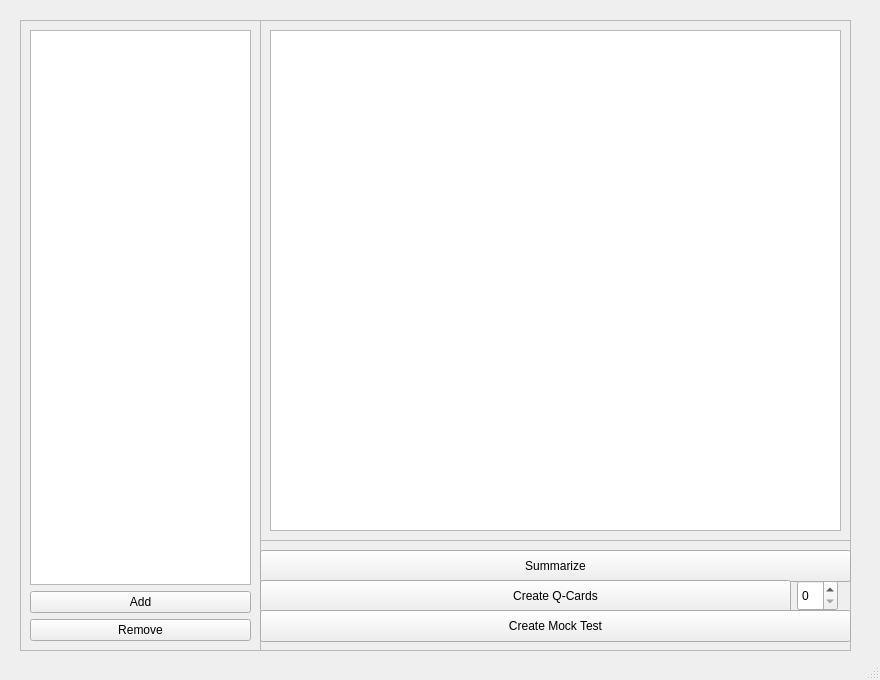
Qt form window.ui (DanialMcIntyre/ChatGPT-Study) before a commit.
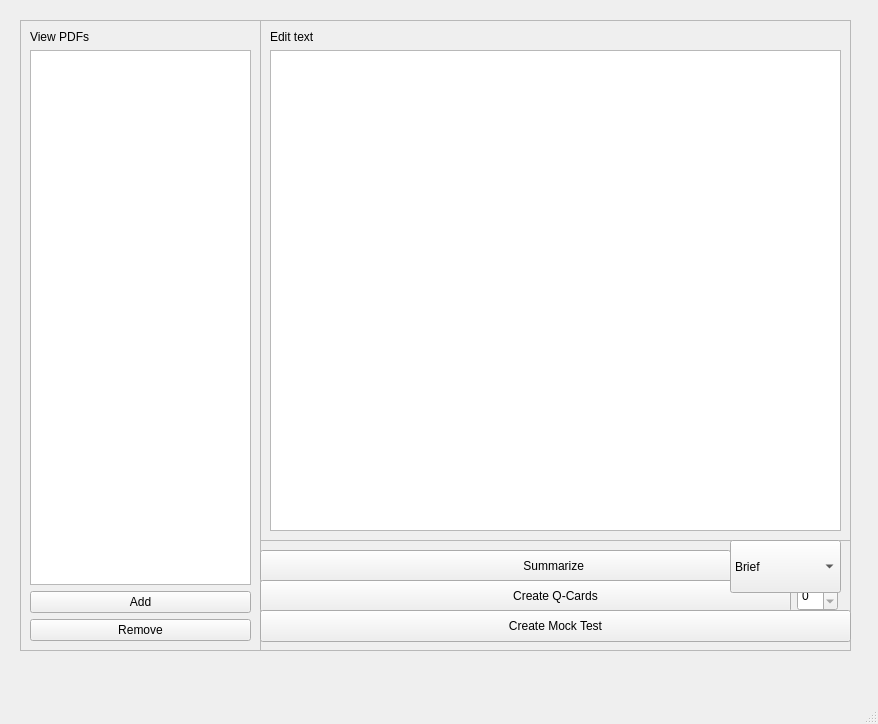
The same form after that commit.

Commit message: Can edit the text shown, added complexities to summary

The edit to the form file:
```diff
--- a/window.ui
+++ b/window.ui
@@ -6,8 +6,8 @@
    <rect>
     <x>0</x>
     <y>0</y>
-    <width>880</width>
-    <height>680</height>
+    <width>878</width>
+    <height>724</height>
    </rect>
   </property>
   <property name="windowTitle">
@@ -30,6 +30,13 @@
      <enum>QFrame::Raised</enum>
     </property>
     <layout class="QVBoxLayout" name="verticalLayout_2">
+     <item>
+      <widget class="QLabel" name="label">
+       <property name="text">
+        <string>View PDFs</string>
+       </property>
+      </widget>
+     </item>
      <item>
       <widget class="QListWidget" name="listPDF"/>
      </item>
@@ -65,8 +72,18 @@
      <enum>QFrame::Raised</enum>
     </property>
     <layout class="QVBoxLayout" name="verticalLayout">
+     <item>
+      <widget class="QLabel" name="label_2">
+       <property name="text">
+        <string>Edit text</string>
+       </property>
+      </widget>
+     </item>
      <item>
       <widget class="QTextBrowser" name="showText">
+       <property name="readOnly">
+        <bool>false</bool>
+       </property>
        <property name="html">
         <string>&lt;!DOCTYPE HTML PUBLIC &quot;-//W3C//DTD HTML 4.0//EN&quot; &quot;http://www.w3.org/TR/REC-html40/strict.dtd&quot;&gt;
 &lt;html&gt;&lt;head&gt;&lt;meta name=&quot;qrichtext&quot; content=&quot;1&quot; /&gt;&lt;style type=&quot;text/css&quot;&gt;
@@ -98,12 +115,12 @@
       <rect>
        <x>0</x>
        <y>10</y>
-       <width>591</width>
+       <width>471</width>
        <height>32</height>
       </rect>
      </property>
      <property name="text">
-      <string>Summarize</string>
+      <string>                                   Summarize</string>
      </property>
     </widget>
     <widget class="QPushButton" name="buttonCard">
@@ -145,6 +162,31 @@
       <number>50</number>
      </property>
     </widget>
+    <widget class="QComboBox" name="summarizeType">
+     <property name="geometry">
+      <rect>
+       <x>470</x>
+       <y>0</y>
+       <width>111</width>
+       <height>53</height>
+      </rect>
+     </property>
+     <item>
+      <property name="text">
+       <string>Brief</string>
+      </property>
+     </item>
+     <item>
+      <property name="text">
+       <string>Detailed</string>
+      </property>
+     </item>
+     <item>
+      <property name="text">
+       <string>In Depth</string>
+      </property>
+     </item>
+    </widget>
    </widget>
   </widget>
   <widget class="QMenuBar" name="menubar">
```
The commit also changes 6 other files.
